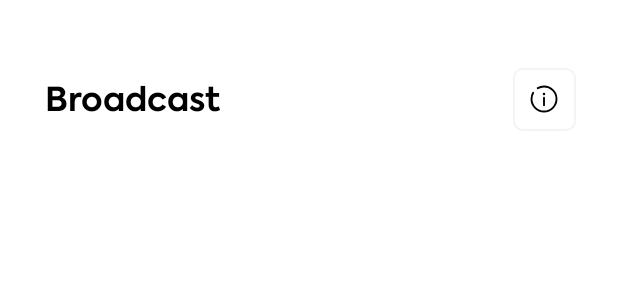
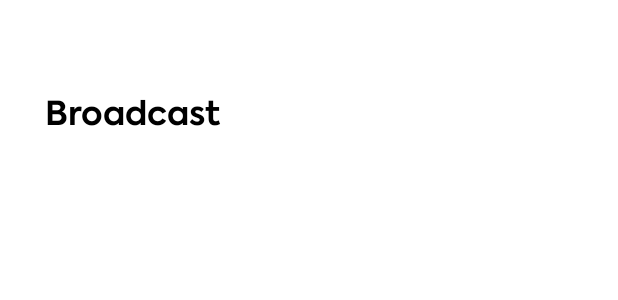
Before and after one commit to theexpensiveinformatics/gfgHackthon, an Android app: the layout fragment_third.xml on its own in the app's theme, with its tools: preview values and no code run, on a phone screen of 412 x 824 dp. Shown: the top 300 px of the screen. Run offline under Robolectric (Android 15) with nearby library versions, the phone set to English and light mode, and no system bars.

Commit message:
Broadcast only

```diff
--- a/app/src/main/res/layout/broadcast_recycler.xml
+++ b/app/src/main/res/layout/broadcast_recycler.xml
@@ -27,6 +27,7 @@
                 android:layout_height="wrap_content"
                 android:src="@drawable/medical"
                 android:scaleType="fitCenter"
+                android:layout_gravity="center"
                 app:srcCompat="@drawable/medical" />
         </androidx.cardview.widget.CardView>
 
--- a/app/src/main/res/layout/fragment_third.xml
+++ b/app/src/main/res/layout/fragment_third.xml
@@ -17,7 +17,7 @@
             android:layout_width="match_parent"
             android:layout_height="wrap_content"
             android:layout_marginLeft="30dp"
-            android:layout_marginTop="45dp"
+            android:layout_marginTop="60dp"
             android:layout_marginRight="28dp"
             android:gravity="center"
             android:orientation="horizontal">
@@ -34,20 +34,6 @@
                 android:textColor="@color/text_primary"
                 android:textSize="22dp" />
 
-            <LinearLayout
-                android:layout_width="42dp"
-                android:layout_height="42dp"
-                android:background="@drawable/back_btn"
-                android:gravity="center"
-                android:orientation="horizontal"
-                android:outlineSpotShadowColor="@color/shadow_color">
-
-                <ImageView
-                    android:id="@+id/imageView2"
-                    android:layout_width="20dp"
-                    android:layout_height="20dp"
-                    android:src="@drawable/ic_info" />
-            </LinearLayout>
         </LinearLayout>
 
         <LinearLayout
@@ -55,7 +41,7 @@
             android:layout_width="match_parent"
             android:layout_height="match_parent"
             android:layout_marginLeft="28dp"
-            android:layout_marginTop="20dp"
+            android:layout_marginTop="12dp"
             android:layout_marginRight="28dp"
             android:orientation="vertical">
 
```
